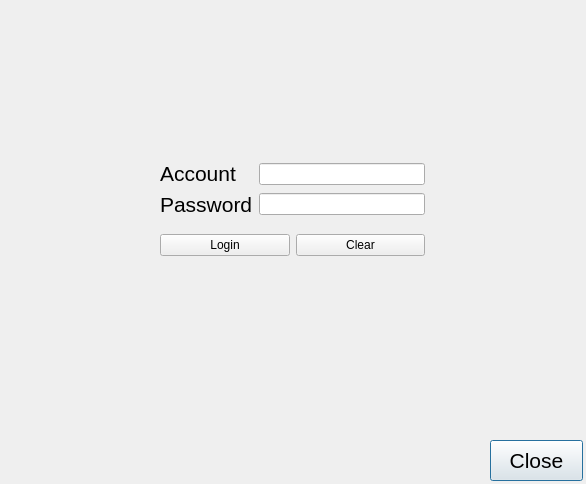
Qt form loginpage.ui (Ling2251/CS1D-Project-2-Baseball-Project) before a commit.
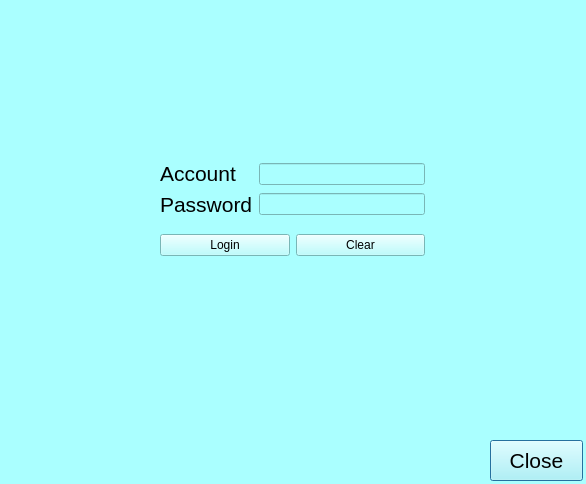
The same form after that commit.

Commit message: modified login page

```diff
--- a/loginpage.ui
+++ b/loginpage.ui
@@ -13,6 +13,9 @@
   <property name="windowTitle">
    <string>Dialog</string>
   </property>
+  <property name="styleSheet">
+   <string notr="true">background-color: rgb(170, 255, 255);</string>
+  </property>
   <widget class="QLabel" name="label_3">
    <property name="geometry">
     <rect>
@@ -104,6 +107,9 @@
      <layout class="QHBoxLayout" name="horizontalLayout_2">
       <item>
        <widget class="QPushButton" name="pushButton">
+        <property name="styleSheet">
+         <string notr="true"/>
+        </property>
         <property name="text">
          <string>Login</string>
         </property>
```
